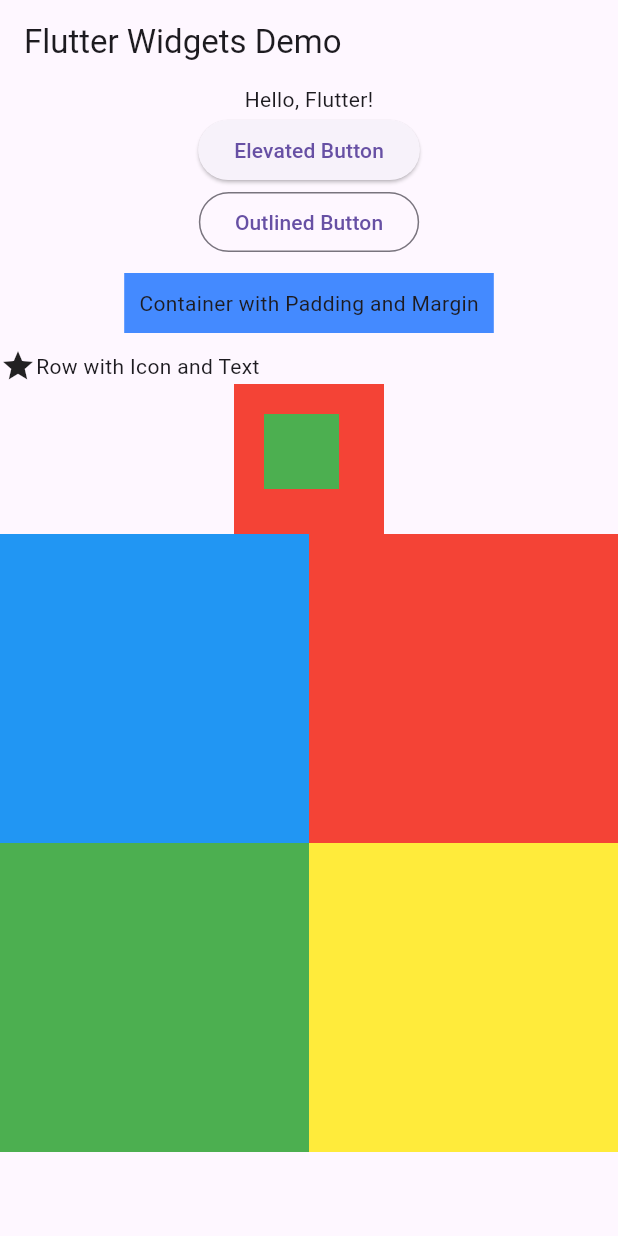
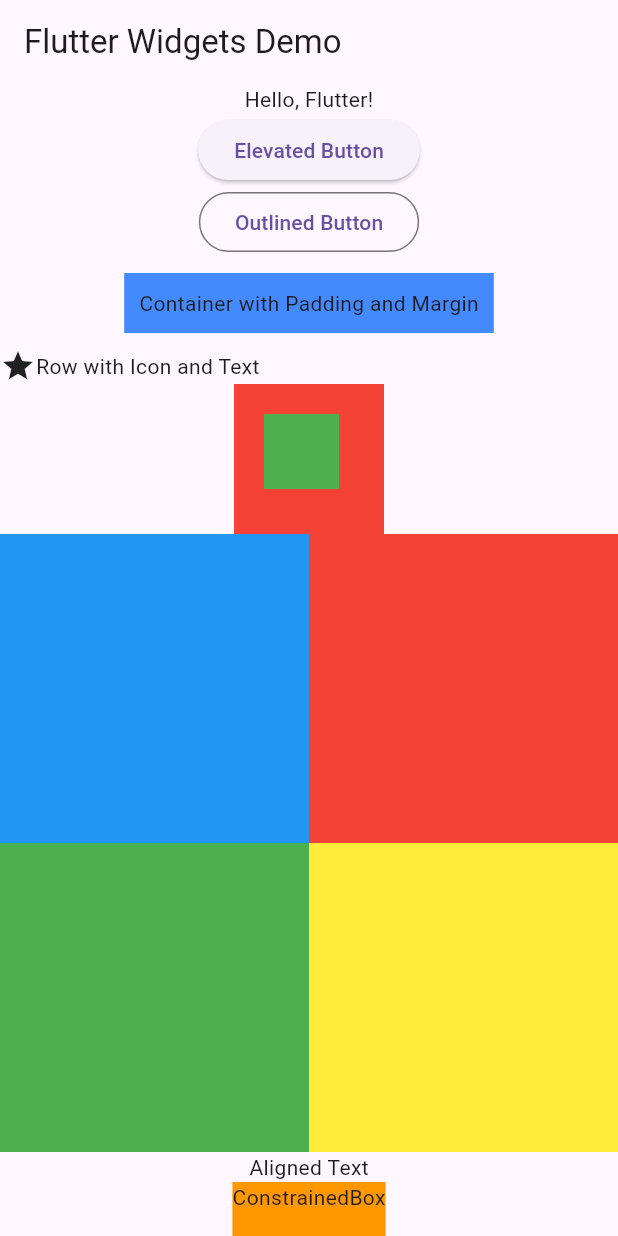
Before and after one commit to Reennee/Flutter-widget-sample, a Flutter app: the screen it shows after launch, on a phone screen of 412 x 824 dp. Run offline on Flutter 3.47's test engine with Material 3 defaults, Android fonts, the phone set to English and light mode, and no system bars.

Commit message:
adding alignments

```diff
--- a/lib/main.dart
+++ b/lib/main.dart
@@ -78,6 +78,22 @@ class MyHomePage extends StatelessWidget {
                     Container(color: Colors.yellow, height: 100),
                   ],
                 ),
+                Align(
+                  alignment: Alignment.center,
+                  child: Text('Aligned Text'),
+                ),
+                ConstrainedBox(
+                  constraints: BoxConstraints(
+                    minWidth: 100,
+                    minHeight: 50,
+                    maxWidth: 150,
+                    maxHeight: 100,
+                  ),
+                  child: Container(
+                    color: Colors.orange,
+                    child: Text('ConstrainedBox'),
+                  ),
+                ),
               ],
             ),
           ),
```
